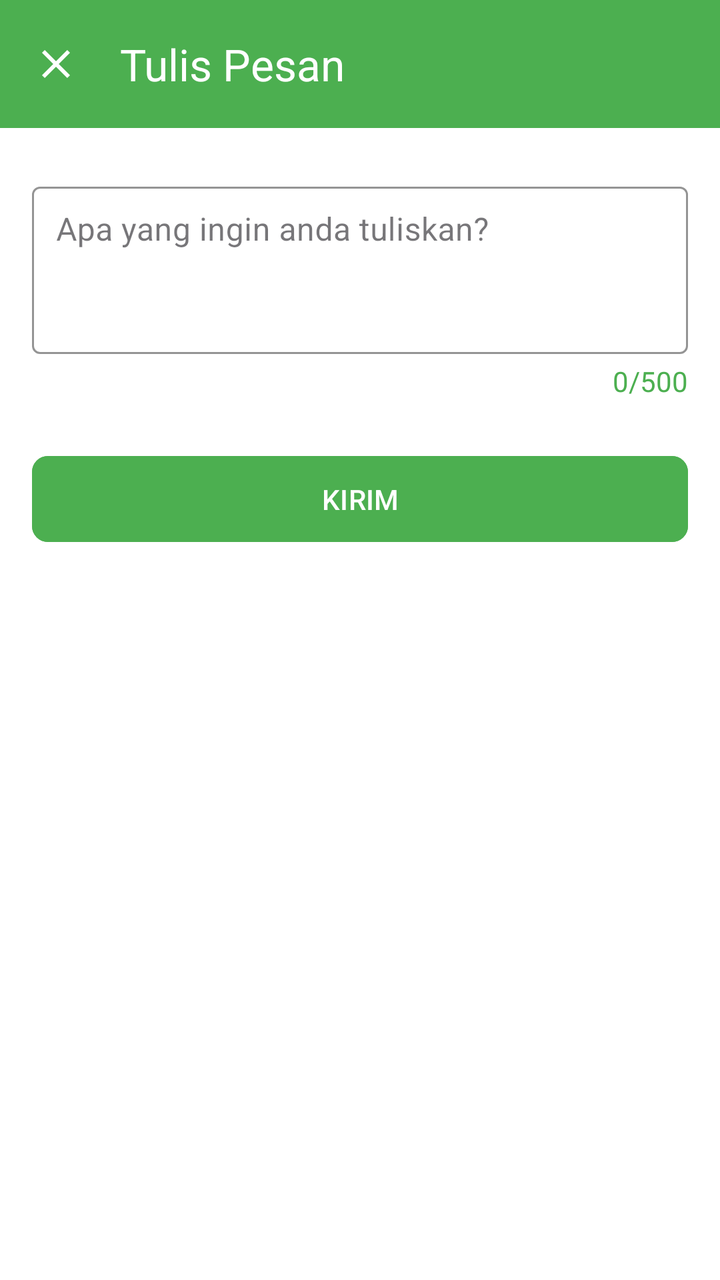
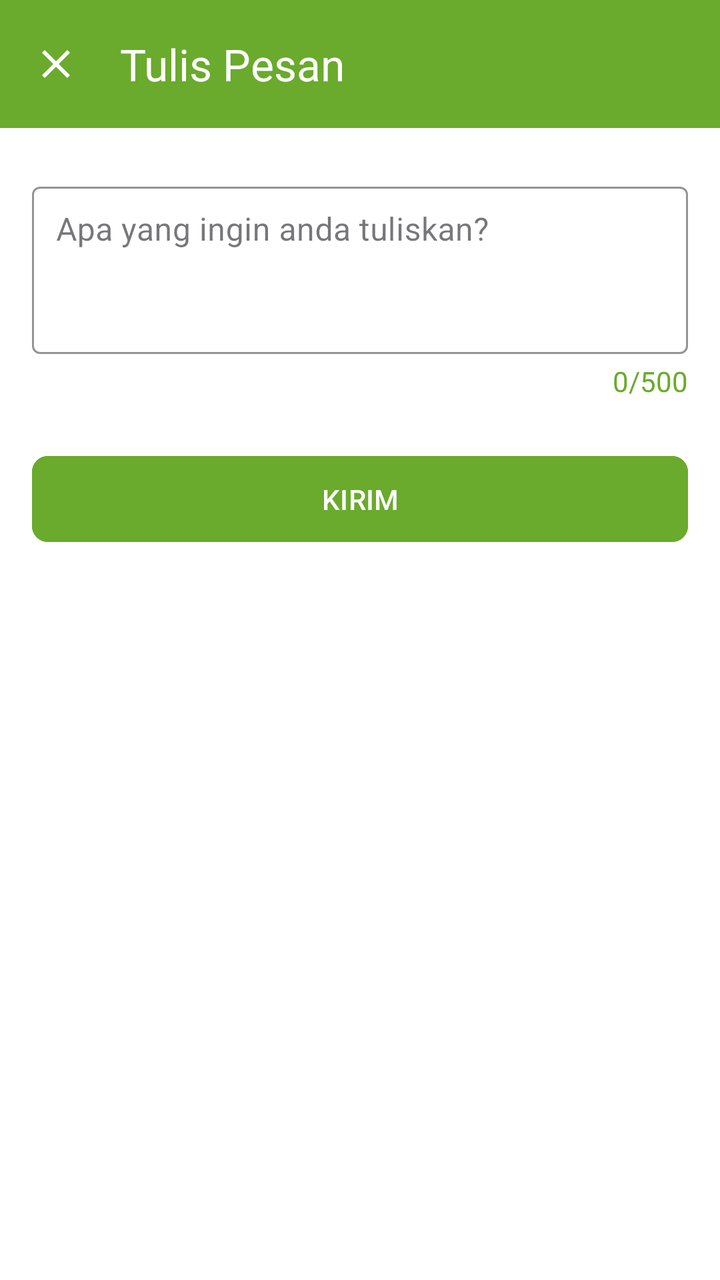

An Android layout rendered at two revisions. The XML below is the earlier revision; the diff shows what the commit changed to produce the second picture.
<!-- AndroidManifest.xml: application theme Theme.BrightHabit -->
<!-- res/layout/activity_edit_message.xml -->
<?xml version="1.0" encoding="utf-8"?>
<androidx.coordinatorlayout.widget.CoordinatorLayout
    xmlns:android="http://schemas.android.com/apk/res/android"
    xmlns:app="http://schemas.android.com/apk/res-auto"
    xmlns:tools="http://schemas.android.com/tools"
    android:layout_width="match_parent"
    android:layout_height="match_parent"
    android:background="@color/background"
    tools:context=".EditMessageActivity">


    <com.google.android.material.appbar.AppBarLayout
        android:id="@+id/appBarLayout"
        android:layout_width="match_parent"
        android:layout_height="wrap_content"
        android:background="@color/primary"
        android:theme="@style/ThemeOverlay.AppCompat.Dark.ActionBar">


        <androidx.appcompat.widget.Toolbar
            android:id="@+id/toolbar"
            android:layout_width="match_parent"
            android:layout_height="?attr/actionBarSize"
            android:background="@color/primary"
            app:title="Tulis Pesan"
            app:titleTextColor="@color/on_primary"
            app:navigationIcon="@drawable/ic_close"
            app:popupTheme="@style/ThemeOverlay.AppCompat.Light" />


    </com.google.android.material.appbar.AppBarLayout>


    <androidx.core.widget.NestedScrollView
        android:layout_width="match_parent"
        android:layout_height="match_parent"
        app:layout_behavior="@string/appbar_scrolling_view_behavior">


        <androidx.constraintlayout.widget.ConstraintLayout
            android:layout_width="match_parent"
            android:layout_height="wrap_content"
            android:padding="16dp">


            <com.google.android.material.textfield.TextInputLayout
                android:id="@+id/messageInputLayout"
                android:layout_width="match_parent"
                android:layout_height="wrap_content"
                android:layout_marginTop="8dp"
                app:layout_constraintTop_toTopOf="parent"
                app:layout_constraintStart_toStartOf="parent"
                app:layout_constraintEnd_toEndOf="parent"
                app:boxStrokeColor="@color/primary"
                app:hintTextColor="@color/primary"
                style="@style/Widget.MaterialComponents.TextInputLayout.OutlinedBox">


                <com.google.android.material.textfield.TextInputEditText
                    android:id="@+id/editTextMessage"
                    android:layout_width="match_parent"
                    android:layout_height="wrap_content"
                    android:hint="Apa yang ingin anda tuliskan?"
                    android:inputType="textMultiLine"
                    android:minLines="3"
                    android:gravity="top|start"
                    android:textColor="@color/on_surface"
                    android:padding="12dp" />


            </com.google.android.material.textfield.TextInputLayout>


            <TextView
                android:id="@+id/characterCount"
                android:layout_width="wrap_content"
                android:layout_height="wrap_content"
                android:layout_marginTop="4dp"
                android:text="0/500"
                android:textColor="@color/primary"
                app:layout_constraintTop_toBottomOf="@id/messageInputLayout"
                app:layout_constraintEnd_toEndOf="parent" />


            <com.google.android.material.button.MaterialButton
                android:id="@+id/buttonSubmit"
                android:layout_width="match_parent"
                android:layout_height="wrap_content"
                android:layout_marginTop="24dp"
                android:text="KIRIM"
                android:textColor="@color/on_primary"
                android:padding="12dp"
                app:cornerRadius="8dp"
                android:backgroundTint="@color/primary"
                app:layout_constraintTop_toBottomOf="@id/characterCount"
                app:layout_constraintStart_toStartOf="parent"
                app:layout_constraintEnd_toEndOf="parent" />


            <ProgressBar
                android:id="@+id/progressBar"
                android:layout_width="wrap_content"
                android:layout_height="wrap_content"
                android:visibility="gone"
                android:indeterminateTint="@color/primary"
                app:layout_constraintTop_toTopOf="parent"
                app:layout_constraintBottom_toBottomOf="parent"
                app:layout_constraintStart_toStartOf="parent"
                app:layout_constraintEnd_toEndOf="parent" />


        </androidx.constraintlayout.widget.ConstraintLayout>


    </androidx.core.widget.NestedScrollView>


</androidx.coordinatorlayout.widget.CoordinatorLayout>
<!-- resources referenced by this layout -->
<resources>
  <color name="background">#FFFFFF</color>
  <color name="on_primary">#FFFFFF</color>
  <color name="on_surface">#000000</color>
  <color name="primary">#4CAF50</color>
  <!-- drawable ic_close (drawable) -->
  <?xml version="1.0" encoding="utf-8"?>
  <vector xmlns:android="http://schemas.android.com/apk/res/android"
      android:width="24dp"
      android:height="24dp"
      android:viewportWidth="24"
      android:viewportHeight="24"
      android:tint="?attr/colorControlNormal">
      <path
          android:fillColor="@android:color/white"
          android:pathData="M19,6.41L17.59,5 12,10.59 6.41,5 5,6.41 10.59,12 5,17.59 6.41,19 12,13.41 17.59,19 19,17.59 13.41,12z"/>
  </vector>
  <style name="Theme.BrightHabit" parent="Base.Theme.BrightHabit" />
  <style name="Base.Theme.BrightHabit" parent="Theme.Material3.DayNight.NoActionBar">
          
          
      </style>
</resources>

<!-- the commit's change to res/layout/activity_edit_message.xml (unified diff, before → after) -->
@@ -8,40 +8,33 @@
     android:background="@color/background"
     tools:context=".EditMessageActivity">
 
-
     <com.google.android.material.appbar.AppBarLayout
         android:id="@+id/appBarLayout"
         android:layout_width="match_parent"
         android:layout_height="wrap_content"
-        android:background="@color/primary"
+        android:background="@color/green"
         android:theme="@style/ThemeOverlay.AppCompat.Dark.ActionBar">
-
 
         <androidx.appcompat.widget.Toolbar
             android:id="@+id/toolbar"
             android:layout_width="match_parent"
             android:layout_height="?attr/actionBarSize"
-            android:background="@color/primary"
+            android:background="@color/green"
             app:title="Tulis Pesan"
             app:titleTextColor="@color/on_primary"
             app:navigationIcon="@drawable/ic_close"
             app:popupTheme="@style/ThemeOverlay.AppCompat.Light" />
-
-
     </com.google.android.material.appbar.AppBarLayout>
-
 
     <androidx.core.widget.NestedScrollView
         android:layout_width="match_parent"
         android:layout_height="match_parent"
         app:layout_behavior="@string/appbar_scrolling_view_behavior">
 
-
         <androidx.constraintlayout.widget.ConstraintLayout
             android:layout_width="match_parent"
             android:layout_height="wrap_content"
             android:padding="16dp">
-
 
             <com.google.android.material.textfield.TextInputLayout
                 android:id="@+id/messageInputLayout"
@@ -51,10 +44,9 @@
                 app:layout_constraintTop_toTopOf="parent"
                 app:layout_constraintStart_toStartOf="parent"
                 app:layout_constraintEnd_toEndOf="parent"
-                app:boxStrokeColor="@color/primary"
-                app:hintTextColor="@color/primary"
+                app:boxStrokeColor="@color/green"
+                app:hintTextColor="@color/green"
                 style="@style/Widget.MaterialComponents.TextInputLayout.OutlinedBox">
-
 
                 <com.google.android.material.textfield.TextInputEditText
                     android:id="@+id/editTextMessage"
@@ -66,10 +58,7 @@
                     android:gravity="top|start"
                     android:textColor="@color/on_surface"
                     android:padding="12dp" />
-
-
             </com.google.android.material.textfield.TextInputLayout>
-
 
             <TextView
                 android:id="@+id/characterCount"
@@ -77,10 +66,9 @@
                 android:layout_height="wrap_content"
                 android:layout_marginTop="4dp"
                 android:text="0/500"
-                android:textColor="@color/primary"
+                android:textColor="@color/green"
                 app:layout_constraintTop_toBottomOf="@id/messageInputLayout"
                 app:layout_constraintEnd_toEndOf="parent" />
-
 
             <com.google.android.material.button.MaterialButton
                 android:id="@+id/buttonSubmit"
@@ -91,28 +79,21 @@
                 android:textColor="@color/on_primary"
                 android:padding="12dp"
                 app:cornerRadius="8dp"
-                android:backgroundTint="@color/primary"
+                android:backgroundTint="@color/green"
                 app:layout_constraintTop_toBottomOf="@id/characterCount"
                 app:layout_constraintStart_toStartOf="parent"
                 app:layout_constraintEnd_toEndOf="parent" />
-
 
             <ProgressBar
                 android:id="@+id/progressBar"
                 android:layout_width="wrap_content"
                 android:layout_height="wrap_content"
                 android:visibility="gone"
-                android:indeterminateTint="@color/primary"
+                android:indeterminateTint="@color/green"
                 app:layout_constraintTop_toTopOf="parent"
                 app:layout_constraintBottom_toBottomOf="parent"
                 app:layout_constraintStart_toStartOf="parent"
                 app:layout_constraintEnd_toEndOf="parent" />
-
-
         </androidx.constraintlayout.widget.ConstraintLayout>
-
-
     </androidx.core.widget.NestedScrollView>
-
-
 </androidx.coordinatorlayout.widget.CoordinatorLayout>
<!-- resource entries referenced after the edit -->
@@ -1,9 +1,9 @@
 <!-- resources referenced by this layout -->
 <resources>
   <color name="background">#FFFFFF</color>
+  <color name="green">#6AAA2C</color>
   <color name="on_primary">#FFFFFF</color>
   <color name="on_surface">#000000</color>
-  <color name="primary">#4CAF50</color>
   <!-- drawable ic_close (drawable) -->
   <?xml version="1.0" encoding="utf-8"?>
   <vector xmlns:android="http://schemas.android.com/apk/res/android"
